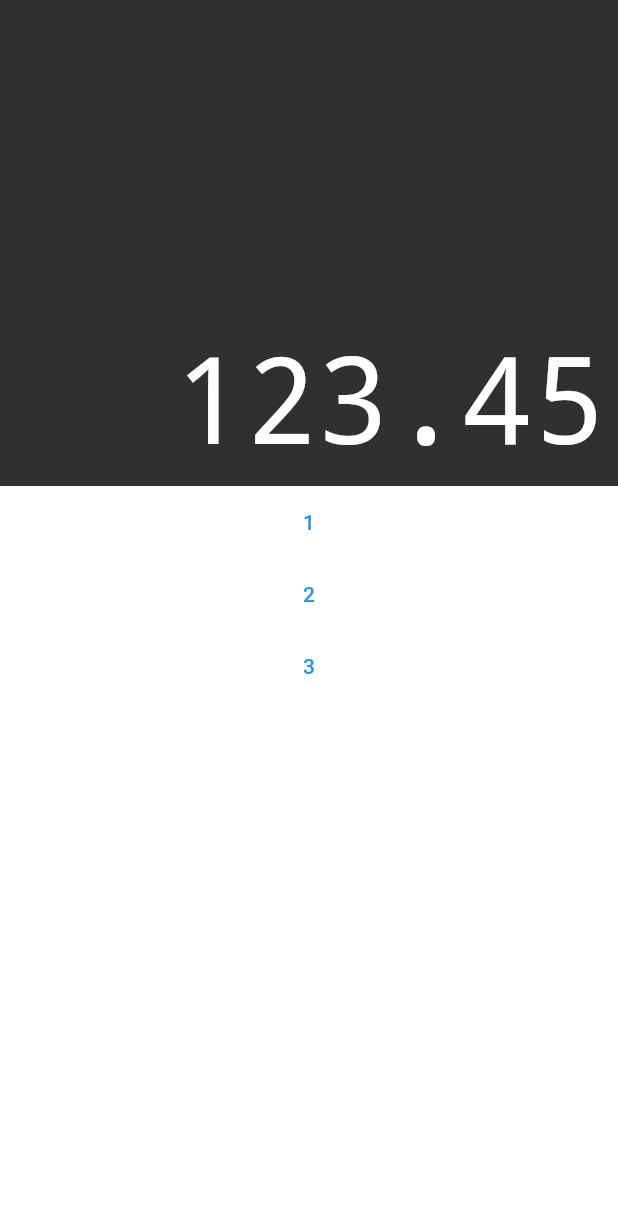
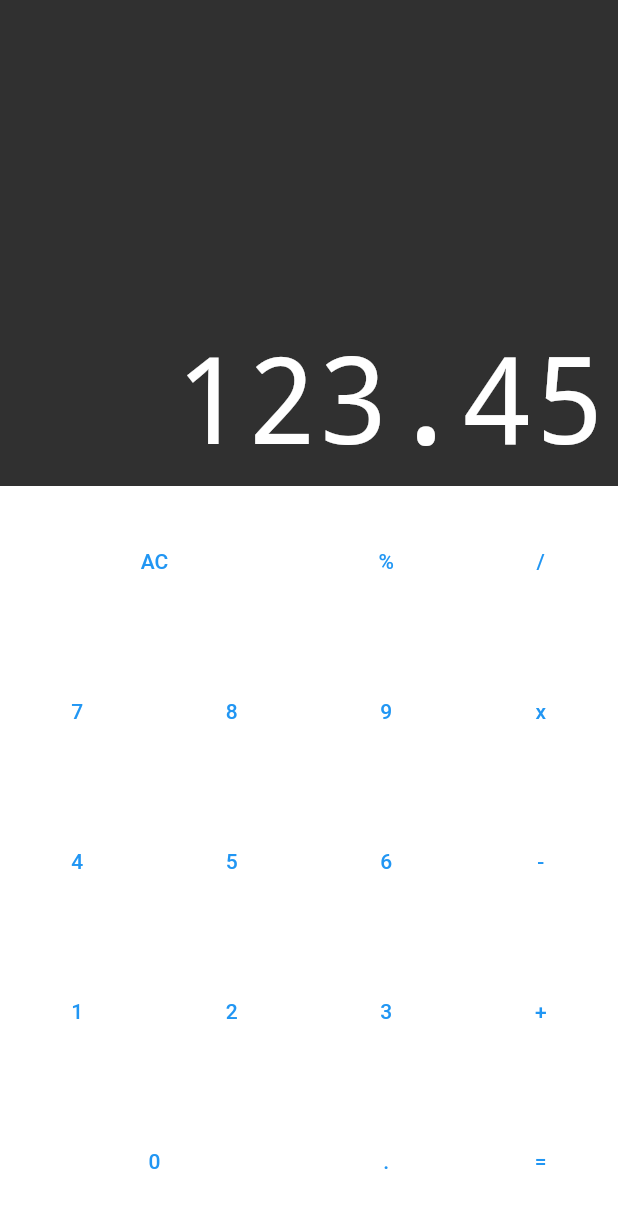
Before and after one commit to richardborgesdev/flutter-cod3r-calculator, a Flutter app: the screen it shows after launch, on a phone screen of 412 x 824 dp. Shown: the top 1208 px of the screen. Run offline on Flutter 3.47's test engine with Material 2 defaults, Android fonts, the phone set to English and light mode, and no system bars; drawn by our look-alikes of auto_size_text.

Commit message:
chore: add keyboard buttons

```diff
--- a/lib/components/button.dart
+++ b/lib/components/button.dart
@@ -2,16 +2,21 @@ import 'package:flutter/material.dart';
 
 class Button extends StatelessWidget {
   final String text;
+  final bool big;
 
   const Button({
     required this.text,
+    this.big = false,
   });
 
   @override
   Widget build(BuildContext context) {
-    return TextButton(
-      onPressed: () {},
-      child: Text(text),
+    return Expanded(
+      flex: big ? 2 : 1,
+      child: TextButton(
+        onPressed: () {},
+        child: Text(text),
+      ),
     );
   }
 }
--- /dev/null
+++ b/lib/components/button_row.dart
@@ -0,0 +1,21 @@
+import 'package:flutter/material.dart';
+import 'button.dart';
+
+class ButtonRow extends StatelessWidget {
+  final List<Button> buttons;
+
+  ButtonRow(
+    this.buttons,
+  );
+
+  @override
+  Widget build(BuildContext context) {
+    return Expanded(
+      flex: 1,
+      child: Row(
+        crossAxisAlignment: CrossAxisAlignment.stretch,
+        children: buttons,
+      ),
+    );
+  }
+}
--- a/lib/components/keyboard.dart
+++ b/lib/components/keyboard.dart
@@ -1,4 +1,6 @@
 import 'package:flutter/material.dart';
+import '../components/button_row.dart';
+import '../components/button.dart';
 
 class Keyboard extends StatelessWidget {
   const Keyboard({super.key});
@@ -9,17 +11,49 @@ class Keyboard extends StatelessWidget {
       height: 500,
       child: Column(
         children: [
-          TextButton(
-            onPressed: () {},
-            child: Text('1'),
+          ButtonRow(
+            [
+              Button(
+                text: 'AC',
+                big: true,
+              ),
+              Button(text: '%'),
+              Button(text: '/'),
+            ],
           ),
-          TextButton(
-            onPressed: () {},
-            child: Text('2'),
+          ButtonRow(
+            [
+              Button(text: '7'),
+              Button(text: '8'),
+              Button(text: '9'),
+              Button(text: 'x'),
+            ],
           ),
-          TextButton(
-            onPressed: () {},
-            child: Text('3'),
+          ButtonRow(
+            [
+              Button(text: '4'),
+              Button(text: '5'),
+              Button(text: '6'),
+              Button(text: '-'),
+            ],
+          ),
+          ButtonRow(
+            [
+              Button(text: '1'),
+              Button(text: '2'),
+              Button(text: '3'),
+              Button(text: '+'),
+            ],
+          ),
+          ButtonRow(
+            [
+              Button(
+                text: '0',
+                big: true,
+              ),
+              Button(text: '.'),
+              Button(text: '='),
+            ],
           ),
         ],
       ),
```
